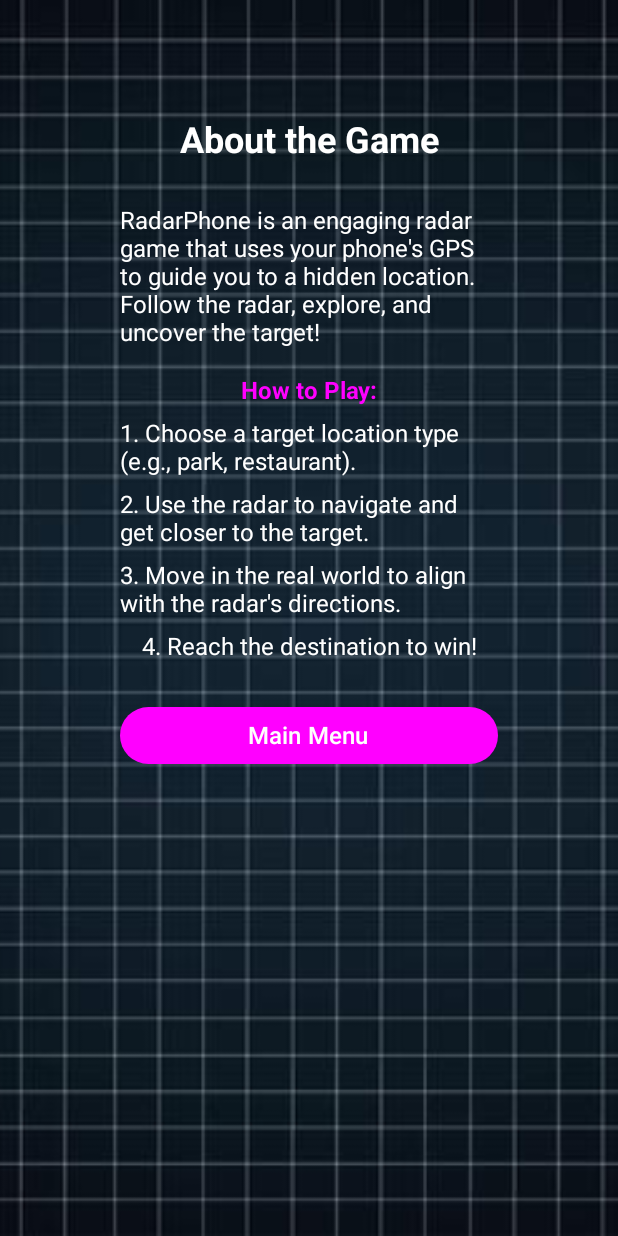
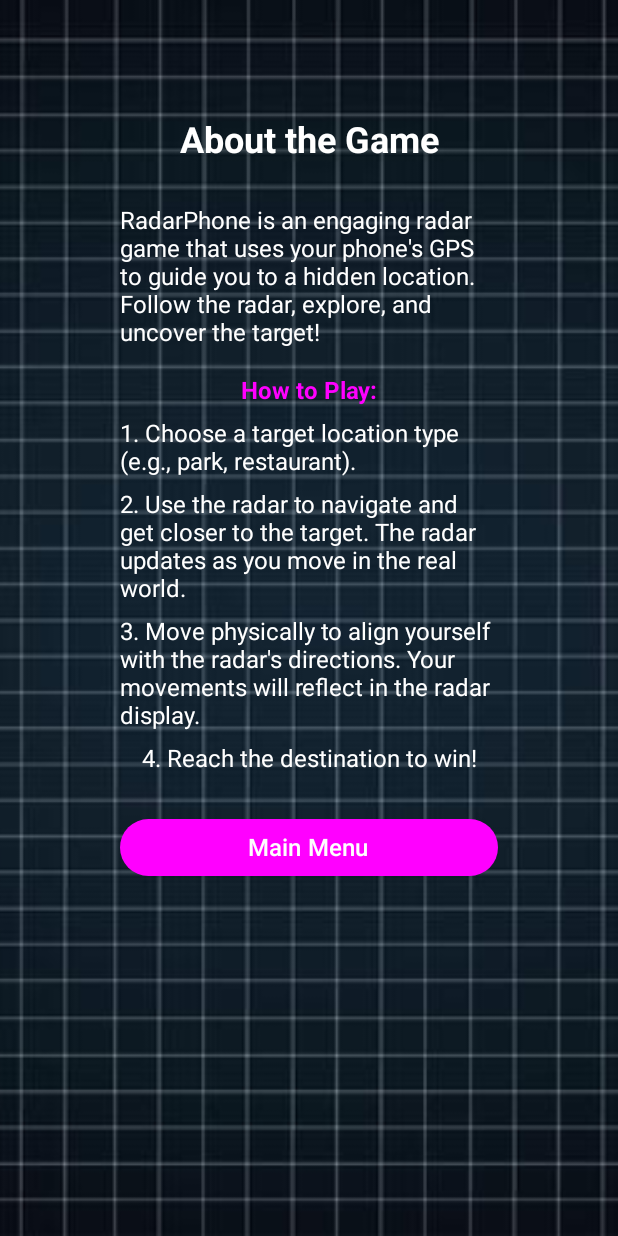
Before and after one commit to SandroCata/MACC_project, an Android app built with Jetpack Compose: the AboutScreen screen opened through its navigation route, on a phone screen of 412 x 824 dp. Run offline under Robolectric (Android 15) with nearby library versions, the phone set to English and light mode, and no system bars; our stand-ins replace Firebase (no records; nobody signed in at launch, a user with empty details on screens opened directly).

Commit message:
Changes in the AboutScreen to make the radar functionality clearer

```diff
--- a/RadarPhone/app/src/main/java/com/example/radarphone/screens/AboutScreen.kt
+++ b/RadarPhone/app/src/main/java/com/example/radarphone/screens/AboutScreen.kt
@@ -81,9 +81,9 @@ fun AboutScreen(navController: NavController) {
         Spacer(modifier = Modifier.height(spacing))
 
         Column(
-            modifier = Modifier.fillMaxSize(), // Occupy remaining space
-            horizontalAlignment = Alignment.CenterHorizontally, // Center horizontally
-            verticalArrangement = Arrangement.Top // Center vertically
+            modifier = Modifier.fillMaxSize(),
+            horizontalAlignment = Alignment.CenterHorizontally,
+            verticalArrangement = Arrangement.Top
         ) {
             // Brief Description
             Text(
@@ -108,14 +108,14 @@ fun AboutScreen(navController: NavController) {
             )
             Spacer(modifier = Modifier.height(10.dp))
             Text(
-                text = "2. Use the radar to navigate and get closer to the target.",
+                text = "2. Use the radar to navigate and get closer to the target. The radar updates as you move in the real world.",
                 color = Color.White,
                 fontSize = fontSize,
                 textAlign = TextAlign.Left
             )
             Spacer(modifier = Modifier.height(10.dp))
             Text(
-                text = "3. Move in the real world to align with the radar's directions.",
+                text = "3. Move physically to align yourself with the radar's directions. Your movements will reflect in the radar display.",
                 color = Color.White,
                 fontSize = fontSize,
                 textAlign = TextAlign.Left
@@ -146,7 +146,6 @@ fun AboutScreen(navController: NavController) {
                     fontSize = fontSize
                 )
             }
-
         }
     }
 }
```
